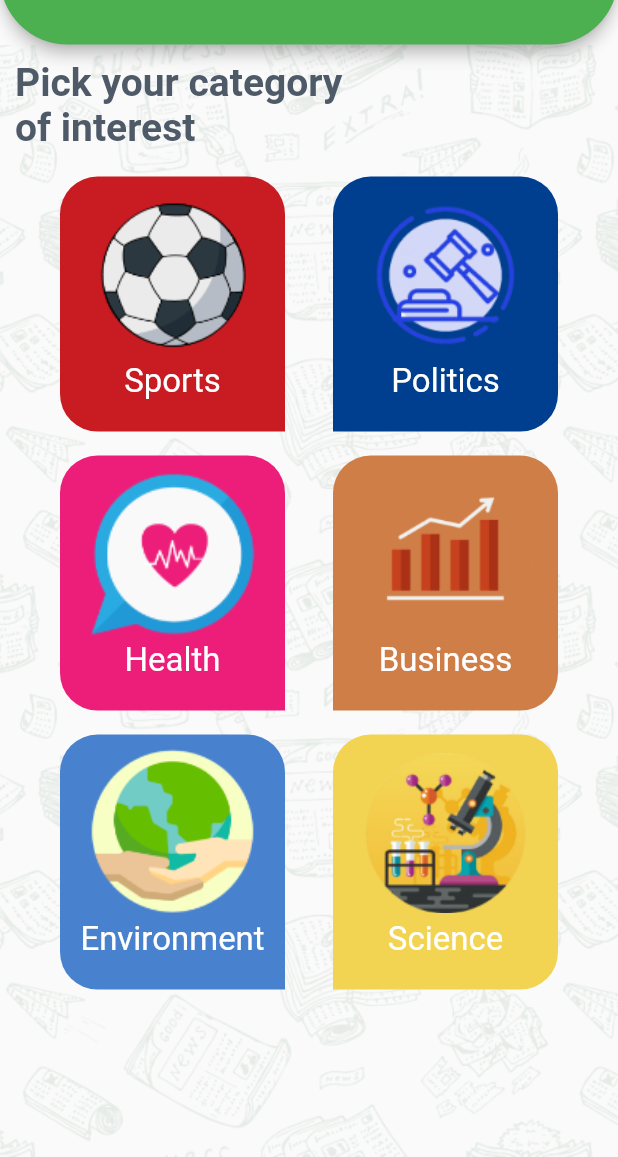
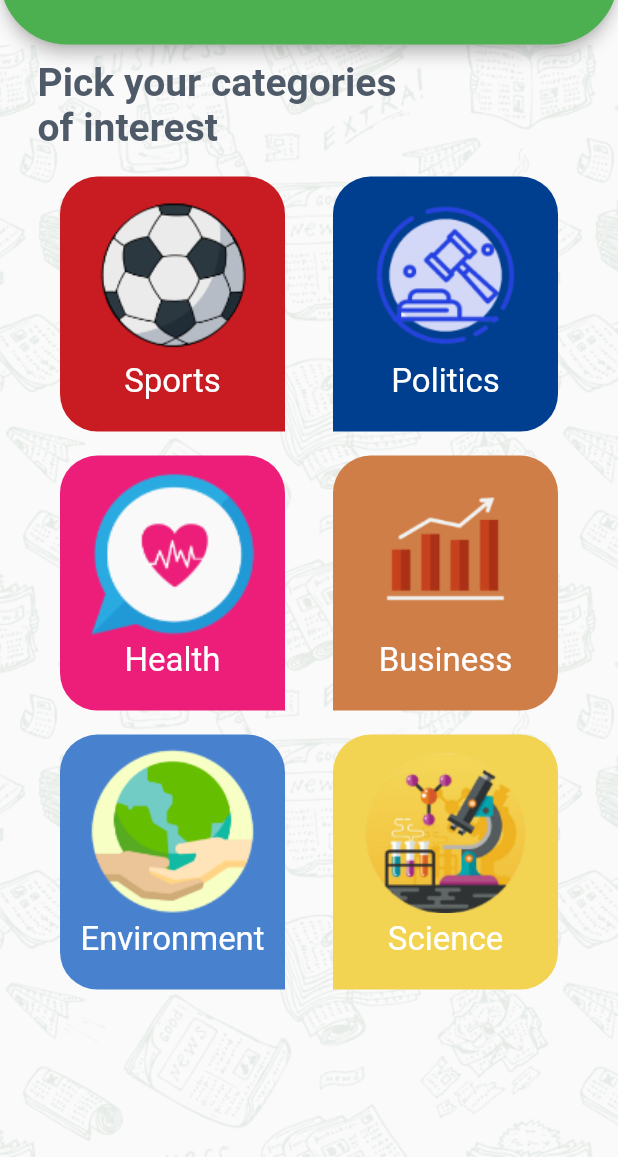
Before and after one commit to mohammedysamir/news-app, a Flutter app: the screen it shows after launch, in the side drawer, after a tap on "Categories", on a phone screen of 412 x 824 dp, the part 79-1236 px from its top. Run offline on Flutter 3.47's test engine with Material 2 defaults, Android fonts, the phone set to English and light mode, and no system bars; generated files the repository leaves out were written again.

```diff
--- /dev/null
+++ b/lib/AppConfigProvider.dart
@@ -0,0 +1,13 @@
+import 'package:flutter/material.dart';
+
+class AppConfigProvider extends ChangeNotifier{
+  String currentLanguage= "en";
+  void changeLanguage(String language){
+    if(currentLanguage==language)
+      return;
+    else{
+      currentLanguage=language;
+      notifyListeners();
+    }
+  }
+}
--- a/lib/Drawer.dart
+++ b/lib/Drawer.dart
@@ -2,15 +2,16 @@ import 'package:flutter/cupertino.dart';
 import 'package:flutter/material.dart';
 import 'package:news/Home.dart';
 import 'package:news/Settings.dart';
+import 'package:flutter_gen/gen_l10n/app_localizations.dart';
 
 class DrawerMenu extends StatelessWidget{
   @override
   Widget build(BuildContext context) {
     return Drawer(
     child:ListView(children: [
-      Container(height: MediaQuery.of(context).size.height*0.2,child: DrawerHeader(child: Center(child: Text('News App!',style: TextStyle(fontSize: 25,fontWeight: FontWeight.bold,color: Colors.white),)),decoration: BoxDecoration(color: Color.fromARGB(255, 57, 165, 82),),))
-      ,InkWell(child: ListTile(title: Text('Categories',style:  TextStyle(fontSize: 20,fontWeight: FontWeight.bold,color: Colors.black),),leading: Image.asset('assets/images/list.png'),),onTap: () =>navigateDrawer(context,"Categories"),)
-      ,InkWell(child: ListTile(title: Text('Settings',style:  TextStyle(fontSize: 20,fontWeight: FontWeight.bold,color: Colors.black),),leading: Image.asset('assets/images/gear.png'),),onTap: () =>navigateDrawer(context,"Settings"),)
+      Container(height: MediaQuery.of(context).size.height*0.2,child: DrawerHeader(child: Center(child: Text(AppLocalizations.of(context)!.appTitle,style: TextStyle(fontSize: 25,fontWeight: FontWeight.bold,color: Colors.white),)),decoration: BoxDecoration(color: Color.fromARGB(255, 57, 165, 82),),))
+      ,InkWell(child: ListTile(title: Text(AppLocalizations.of(context)!.categories,style:  TextStyle(fontSize: 20,fontWeight: FontWeight.bold,color: Colors.black),),leading: Image.asset('assets/images/list.png'),),onTap: () =>navigateDrawer(context,"Categories"),)
+      ,InkWell(child: ListTile(title: Text(AppLocalizations.of(context)!.settings,style:  TextStyle(fontSize: 20,fontWeight: FontWeight.bold,color: Colors.black),),leading: Image.asset('assets/images/gear.png'),),onTap: () =>navigateDrawer(context,"Settings"),)
     ],) ,
     );
   }
--- a/lib/Home.dart
+++ b/lib/Home.dart
@@ -2,6 +2,9 @@ import 'package:flutter/cupertino.dart';
 import 'package:flutter/material.dart';
 import 'package:news/BackgroundPattern.dart';
 import 'package:news/Drawer.dart';
+import 'package:news/AppConfigProvider.dart';
+import 'package:provider/provider.dart';
+import 'package:flutter_gen/gen_l10n/app_localizations.dart';
 
 class MyHomePage extends StatefulWidget {
   MyHomePage({Key? key, required this.title}) : super(key: key);
@@ -15,10 +18,12 @@ class MyHomePage extends StatefulWidget {
 class _MyHomePageState extends State<MyHomePage> {
   @override
   Widget build(BuildContext context) {
-    return Scaffold(
+    final provider = Provider.of<AppConfigProvider>(context);
+    return Directionality(
+      textDirection: TextDirection.ltr,
+      child: Scaffold(
         appBar: AppBar(
-        // automaticallyImplyLeading: false,
-        title: Text(widget.title),
+          title: Text(AppLocalizations.of(context)!.appTitle),
           centerTitle: true,
           toolbarHeight: MediaQuery.of(context).size.height * 0.1,
           shape: RoundedRectangleBorder(
@@ -37,13 +42,20 @@ class _MyHomePageState extends State<MyHomePage> {
                 child: Column(
                   children: [
                     Padding(
-                    padding: const EdgeInsets.all(10.0),
-                    child: Text('Pick your category\nof interest',
+                      padding: const EdgeInsets.fromLTRB(25,10,25,10),
+                      child: Expanded(
+                        child: Row(
+                          mainAxisAlignment: provider.currentLanguage=="ar"?MainAxisAlignment.end:MainAxisAlignment.start,
+                          children: [
+                            Text(AppLocalizations.of(context)!.pick,
                                 style: TextStyle(
                                     fontSize: 26,
                                     fontWeight: FontWeight.bold,
                                     color: Color.fromARGB(255, 79, 90, 105)),
                                 textAlign: TextAlign.start),
+                          ],
+                        ),
+                      ),
                     ),
                     Column(
                       children: [
@@ -52,9 +64,9 @@ class _MyHomePageState extends State<MyHomePage> {
                           child: Row(
                             mainAxisAlignment: MainAxisAlignment.spaceEvenly,
                             children: [
-                            Category('Sports', 'assets/images/sports.png',
+                              Category(AppLocalizations.of(context)!.sports, 'assets/images/sports.png',
                                   false, Color.fromARGB(255, 201, 28, 34)),
-                            Category('Politics', 'assets/images/Politics.png',
+                              Category(AppLocalizations.of(context)!.politics, 'assets/images/Politics.png',
                                   true, Color.fromARGB(255, 0, 62, 144)),
                             ],
                           ),
@@ -64,9 +76,9 @@ class _MyHomePageState extends State<MyHomePage> {
                           child: Row(
                             mainAxisAlignment: MainAxisAlignment.spaceEvenly,
                             children: [
-                            Category('Health', 'assets/images/health.png',
+                              Category(AppLocalizations.of(context)!.health, 'assets/images/health.png',
                                   false, Color.fromARGB(255, 237, 30, 121)),
-                            Category('Business', 'assets/images/business.png',
+                              Category(AppLocalizations.of(context)!.business, 'assets/images/business.png',
                                   true, Color.fromARGB(255, 207, 126, 72)),
                             ],
                           ),
@@ -77,11 +89,11 @@ class _MyHomePageState extends State<MyHomePage> {
                             mainAxisAlignment: MainAxisAlignment.spaceEvenly,
                             children: [
                               Category(
-                                'Environment',
+                                  AppLocalizations.of(context)!.environment,
                                   'assets/images/environment.png',
                                   false,
                                   Color.fromARGB(255, 72, 130, 207)),
-                            Category('Science', 'assets/images/science.png',
+                              Category(AppLocalizations.of(context)!.science, 'assets/images/science.png',
                                   true, Color.fromARGB(255, 242, 211, 82)),
                             ],
                           ),
@@ -93,6 +105,7 @@ class _MyHomePageState extends State<MyHomePage> {
                 ),
               ),
             ],
+          ),
         ),
       ),
     );
--- a/lib/SplashScreen.dart
+++ b/lib/SplashScreen.dart
@@ -1,19 +1,31 @@
 import 'dart:async';
 
 import 'package:flutter/material.dart';
+import 'package:news/AppConfigProvider.dart';
 import 'package:news/Home.dart';
 import 'package:news/Settings.dart';
+import 'package:provider/provider.dart';
+import 'package:flutter_localizations/flutter_localizations.dart';
+import 'package:flutter_gen/gen_l10n/app_localizations.dart';
+
 void main() => runApp(SplashWidget());
 
 class SplashWidget extends StatelessWidget{
   @override
   Widget build(BuildContext context) {
+    return ChangeNotifierProvider(
+      create: (context)=>AppConfigProvider(),
+      builder: (context,widget) {
+        final provider = Provider.of<AppConfigProvider>(context);
         return MaterialApp(
-      title: 'Flutter Demo',
+          title: 'News App',
+          localizationsDelegates: AppLocalizations.localizationsDelegates,
+          supportedLocales: AppLocalizations.supportedLocales,
+          locale: Locale.fromSubtags(languageCode:provider.currentLanguage),
           routes: {
-        SplashScreen.routeName:(context)=>SplashScreen(),
-        MyHomePage.routeName:(context)=>MyHomePage(title:'News App'),
-        Settings.routeName:(context)=>Settings(title: 'Settings'),
+            SplashScreen.routeName: (context) => SplashScreen(),
+            MyHomePage.routeName: (context) => MyHomePage(title: 'News App'),
+            Settings.routeName: (context) => Settings(title: 'Settings'),
           },
           initialRoute: SplashScreen.routeName,
           theme: ThemeData(
@@ -21,6 +33,8 @@ class SplashWidget extends StatelessWidget{
           ),
           debugShowCheckedModeBanner: false,
           home: SplashScreen(),
+        );
+      }
     );
   }
 }
```
Lines whose indentation alone changed are shown as unchanged.
